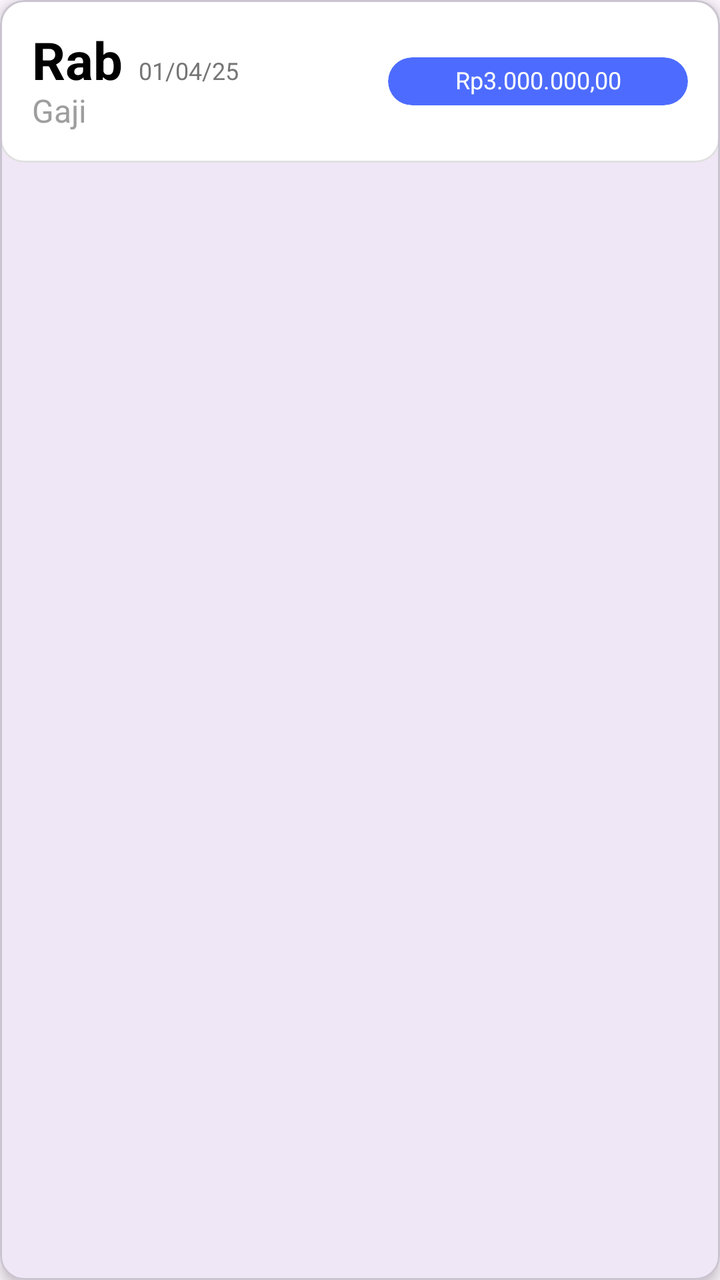
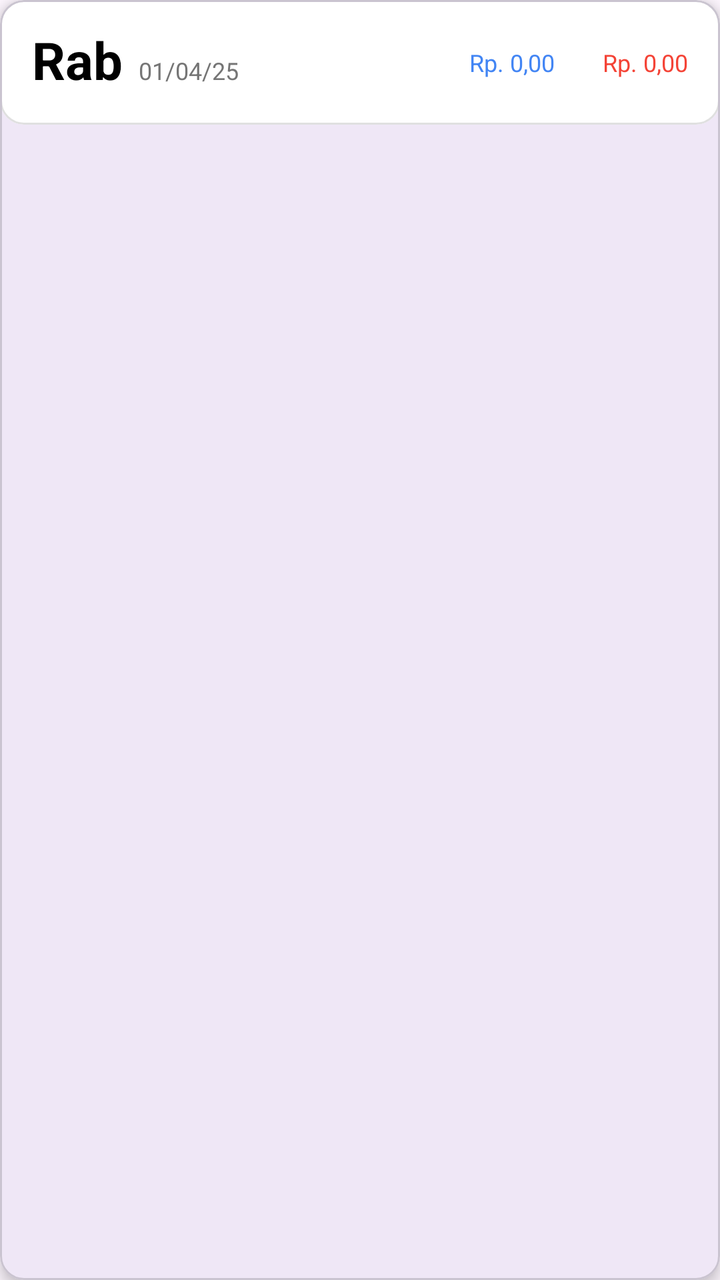

An Android layout rendered at two revisions. The XML below is the earlier revision; the diff shows what the commit changed to produce the second picture.
<!-- AndroidManifest.xml: application theme Theme.Fintrack -->
<!-- res/layout/item_transaksi_harian.xml -->
<?xml version="1.0" encoding="utf-8"?>
<com.google.android.material.card.MaterialCardView
    xmlns:android="http://schemas.android.com/apk/res/android"
    xmlns:app="http://schemas.android.com/apk/res-auto"
    android:layout_width="match_parent"
    android:layout_height="wrap_content"
    android:layout_margin="8dp"
    app:cardElevation="4dp">

    <com.google.android.material.card.MaterialCardView
        android:layout_width="match_parent"
        android:layout_height="wrap_content"
        app:cardCornerRadius="12dp"
        app:cardBackgroundColor="#FFFFFF"
        app:strokeColor="#E0E0E0"
        app:strokeWidth="1dp"
        app:cardPreventCornerOverlap="false">

        <LinearLayout
            android:layout_width="match_parent"
            android:layout_height="wrap_content"
            android:orientation="vertical">

            
            <androidx.constraintlayout.widget.ConstraintLayout
                android:id="@+id/header_container"
                android:layout_width="match_parent"
                android:layout_height="wrap_content"
                android:padding="16dp"
                android:clickable="true"
                android:focusable="true"
                android:background="?attr/selectableItemBackground">

                <TextView
                    android:id="@+id/tv_day"
                    android:layout_width="wrap_content"
                    android:layout_height="wrap_content"
                    android:text="Rab"
                    android:textColor="#000000"
                    android:textSize="26sp"
                    android:textStyle="bold"
                    android:includeFontPadding="false"
                    app:layout_constraintStart_toStartOf="parent"
                    app:layout_constraintTop_toTopOf="parent" />

                <TextView
                    android:id="@+id/tv_date"
                    android:layout_width="wrap_content"
                    android:layout_height="wrap_content"
                    android:layout_marginStart="8dp"
                    android:text="01/04/25"
                    android:textColor="#757575"
                    android:textSize="12sp"
                    android:includeFontPadding="false"
                    app:layout_constraintBaseline_toBaselineOf="@id/tv_day"
                    app:layout_constraintStart_toEndOf="@id/tv_day" />

                <TextView
                    android:id="@+id/tv_category"
                    android:layout_width="wrap_content"
                    android:layout_height="wrap_content"
                    android:text="Gaji"
                    android:textColor="#9E9E9E"
                    android:textSize="16sp"
                    android:includeFontPadding="false"
                    app:layout_constraintStart_toStartOf="parent"
                    app:layout_constraintTop_toBottomOf="@id/tv_day" />

                <androidx.cardview.widget.CardView
                    android:id="@+id/container_amount"
                    android:layout_width="150dp"
                    android:layout_height="wrap_content"
                    app:cardCornerRadius="25dp"
                    app:cardBackgroundColor="#4D6CFF"
                    app:cardElevation="0dp"
                    app:layout_constraintBottom_toBottomOf="parent"
                    app:layout_constraintEnd_toEndOf="parent"
                    app:layout_constraintTop_toTopOf="parent">

                    <TextView
                        android:id="@+id/tv_amount"
                        android:layout_width="match_parent"
                        android:layout_height="wrap_content"
                        android:paddingStart="15dp"
                        android:paddingTop="5dp"
                        android:paddingEnd="15dp"
                        android:paddingBottom="5dp"
                        android:text="Rp3.000.000,00"
                        android:textColor="#FFFFFF"
                        android:textSize="12sp"
                        android:includeFontPadding="false"
                        android:gravity="center" />

                </androidx.cardview.widget.CardView>

            </androidx.constraintlayout.widget.ConstraintLayout>

            
            <LinearLayout
                android:id="@+id/expandable_container"
                android:layout_width="match_parent"
                android:layout_height="wrap_content"
                android:orientation="vertical"
                android:visibility="gone"
                android:background="#F5F5F5">

                <View
                    android:layout_width="match_parent"
                    android:layout_height="1dp"
                    android:background="#E0E0E0" />

                <androidx.recyclerview.widget.RecyclerView
                    android:id="@+id/rv_details"
                    android:layout_width="match_parent"
                    android:layout_height="wrap_content"
                    android:nestedScrollingEnabled="false"
                    android:padding="16dp" />

            </LinearLayout>

        </LinearLayout>

    </com.google.android.material.card.MaterialCardView>
</com.google.android.material.card.MaterialCardView>
<!-- resources referenced by this layout -->
<resources>
  <style name="Theme.Fintrack" parent="Base.Theme.Fintrack" />
  <style name="Base.Theme.Fintrack" parent="Theme.Material3.DayNight.NoActionBar">
          
          
          <item name="fontFamily">@font/poppins_regular</item>
      </style>
</resources>

<!-- the commit's change to res/layout/item_transaksi_harian.xml (unified diff, before → after) -->
@@ -56,42 +56,27 @@
                     app:layout_constraintStart_toEndOf="@id/tv_day" />
 
                 <TextView
-                    android:id="@+id/tv_category"
+                    android:id="@+id/tv_income"
                     android:layout_width="wrap_content"
                     android:layout_height="wrap_content"
-                    android:text="Gaji"
-                    android:textColor="#9E9E9E"
-                    android:textSize="16sp"
-                    android:includeFontPadding="false"
-                    app:layout_constraintStart_toStartOf="parent"
-                    app:layout_constraintTop_toBottomOf="@id/tv_day" />
+                    android:layout_marginEnd="24dp"
+                    android:text="Rp. 0,00"
+                    android:textColor="#4285F4"
+                    android:textSize="12sp"
+                    app:layout_constraintBottom_toBottomOf="parent"
+                    app:layout_constraintEnd_toStartOf="@id/tv_expense"
+                    app:layout_constraintTop_toTopOf="parent" />
 
-                <androidx.cardview.widget.CardView
-                    android:id="@+id/container_amount"
-                    android:layout_width="150dp"
+                <TextView
+                    android:id="@+id/tv_expense"
+                    android:layout_width="wrap_content"
                     android:layout_height="wrap_content"
-                    app:cardCornerRadius="25dp"
-                    app:cardBackgroundColor="#4D6CFF"
-                    app:cardElevation="0dp"
+                    android:text="Rp. 0,00"
+                    android:textColor="#F44336"
+                    android:textSize="12sp"
                     app:layout_constraintBottom_toBottomOf="parent"
                     app:layout_constraintEnd_toEndOf="parent"
-                    app:layout_constraintTop_toTopOf="parent">
-
-                    <TextView
-                        android:id="@+id/tv_amount"
-                        android:layout_width="match_parent"
-                        android:layout_height="wrap_content"
-                        android:paddingStart="15dp"
-                        android:paddingTop="5dp"
-                        android:paddingEnd="15dp"
-                        android:paddingBottom="5dp"
-                        android:text="Rp3.000.000,00"
-                        android:textColor="#FFFFFF"
-                        android:textSize="12sp"
-                        android:includeFontPadding="false"
-                        android:gravity="center" />
-
-                </androidx.cardview.widget.CardView>
+                    app:layout_constraintTop_toTopOf="parent" />
 
             </androidx.constraintlayout.widget.ConstraintLayout>
 
